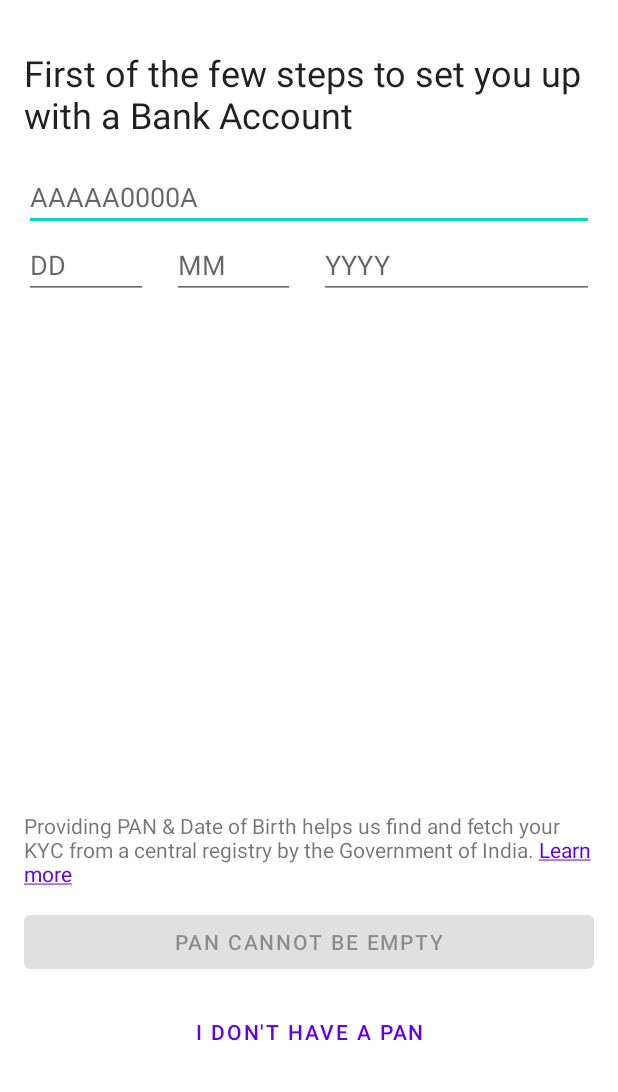
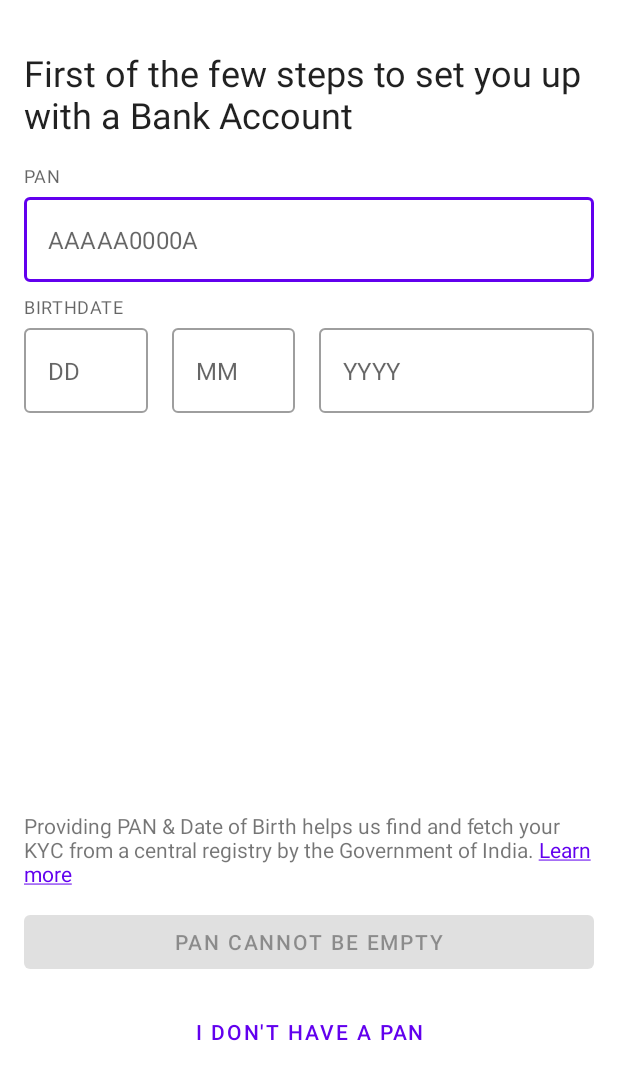
Before and after one commit to karthik-interview/epiFi-pan-confirmation, an Android app: the screen it shows after launch (PanVerificationActivity), on a phone screen of 412 x 824 dp, the part 144-1236 px from its top. Run offline under Robolectric (Android 15) with nearby library versions, the phone set to English and light mode, and no system bars; our stand-ins replace Dagger/Hilt's generated code, data binding; libraries missing offline, so code that uses them is left out: me.saket.bettermovementmethod; 5 statements that could not run were skipped.

Commit message:
Updated fields with TextInputLayout and static label

```diff
--- a/app/src/main/java/dev/thedukerchip/epifipan/ui/pan/PanVerificationActivity.kt
+++ b/app/src/main/java/dev/thedukerchip/epifipan/ui/pan/PanVerificationActivity.kt
@@ -57,12 +57,12 @@ class PanVerificationActivity : AppCompatActivity() {
         // TODO Unable to edit the value once mask is filled - For all edt
         binding.panEdt.setupMaskedInput("[AAAAA0000A]") { maskFilled, _, _ ->
             if (maskFilled) {
-                binding.dayEdt.requestFocus()
+                binding.dateEdt.requestFocus()
             }
             viewModel.processEvents(PanVerificationEvent.ValueChanged)
         }
 
-        binding.dayEdt.setupMaskedInput("[00]") { maskFilled, _, _ ->
+        binding.dateEdt.setupMaskedInput("[00]") { maskFilled, _, _ ->
             if (maskFilled) {
                 binding.monthEdt.requestFocus()
             }
--- a/app/src/main/res/layout/activity_pan_verification.xml
+++ b/app/src/main/res/layout/activity_pan_verification.xml
@@ -41,58 +41,124 @@
             app:layout_constraintStart_toStartOf="@id/guideline_start"
             app:layout_constraintTop_toBottomOf="@id/app_logo_imv" />
 
-        <com.google.android.material.textfield.TextInputEditText
-            android:id="@+id/pan_edt"
+        <TextView
+            android:id="@+id/pan_label_tv"
             android:layout_width="0dp"
             android:layout_height="wrap_content"
             android:layout_marginTop="@dimen/pan_form_marginTop"
-            android:hint="@string/hint_pan"
-            android:inputType="textCapCharacters"
-            android:text="@={form.pan}"
+            android:text="@string/label_pan"
+            android:textAppearance="@style/TextAppearance.MaterialComponents.Caption"
             app:layout_constraintEnd_toEndOf="@id/guideline_end"
             app:layout_constraintStart_toStartOf="@id/guideline_start"
             app:layout_constraintTop_toBottomOf="@id/instruction_tv" />
 
+
+        <com.google.android.material.textfield.TextInputLayout
+            android:id="@+id/pan_input_layout"
+            style="@style/Widget.MaterialComponents.TextInputLayout.OutlinedBox"
+            android:layout_width="0dp"
+            android:layout_height="wrap_content"
+            android:layout_marginTop="@dimen/pan_form_label_spacing"
+            app:hintEnabled="false"
+            app:layout_constraintEnd_toEndOf="@id/guideline_end"
+            app:layout_constraintStart_toStartOf="@id/guideline_start"
+            app:layout_constraintTop_toBottomOf="@id/pan_label_tv">
+
             <com.google.android.material.textfield.TextInputEditText
-            android:id="@+id/day_edt"
+                android:id="@+id/pan_edt"
+                android:layout_width="match_parent"
+                android:layout_height="wrap_content"
+                android:hint="@string/hint_pan"
+                android:inputType="textCapCharacters"
+                android:text="@={form.pan}" />
+        </com.google.android.material.textfield.TextInputLayout>
+
+
+        <Space
+            android:id="@+id/birthdate_guideline"
+            android:layout_width="match_parent"
+            android:layout_height="@dimen/pan_form_inter_spacing"
+            app:layout_constraintTop_toBottomOf="@id/pan_input_layout" />
+
+        <TextView
+            android:id="@+id/birthdate_label_tv"
             android:layout_width="0dp"
+            android:layout_height="wrap_content"
+            android:text="@string/label_birthdate"
+            android:textAllCaps="true"
+            android:textAppearance="@style/TextAppearance.MaterialComponents.Caption"
+            app:layout_constraintEnd_toEndOf="@id/guideline_end"
+            app:layout_constraintStart_toStartOf="@id/guideline_start"
+            app:layout_constraintTop_toBottomOf="@id/birthdate_guideline" />
+
+        <com.google.android.material.textfield.TextInputLayout
+            android:id="@+id/date_input_layout"
+            style="@style/Widget.MaterialComponents.TextInputLayout.OutlinedBox"
+            android:layout_width="0dp"
+            android:layout_height="wrap_content"
+            android:layout_marginTop="@dimen/pan_form_label_spacing"
+            app:hintEnabled="false"
+            app:layout_constraintStart_toStartOf="@id/guideline_start"
+            app:layout_constraintTop_toBottomOf="@id/birthdate_label_tv"
+            app:layout_constraintWidth_percent=".2">
+
+            <com.google.android.material.textfield.TextInputEditText
+                android:id="@+id/date_edt"
+                android:layout_width="match_parent"
                 android:layout_height="wrap_content"
                 android:hint="@string/hint_day"
                 android:imeOptions="actionNext"
                 android:inputType="number"
                 android:maxLength="@integer/day_input_max_length"
-            android:text="@={form.birthDate.day}"
-            app:layout_constraintStart_toStartOf="@id/guideline_start"
-            app:layout_constraintTop_toBottomOf="@id/pan_edt"
-            app:layout_constraintWidth_percent=".2" />
+                android:text="@={form.birthDate.day}" />
+        </com.google.android.material.textfield.TextInputLayout>
+
+
+        <com.google.android.material.textfield.TextInputLayout
+            android:id="@+id/month_input_layout"
+            style="@style/Widget.MaterialComponents.TextInputLayout.OutlinedBox"
+            android:layout_width="0dp"
+            android:layout_height="wrap_content"
+            android:layout_marginStart="@dimen/pan_input_inter_spacing"
+            app:hintEnabled="false"
+            app:layout_constraintStart_toEndOf="@id/date_input_layout"
+            app:layout_constraintTop_toTopOf="@id/date_input_layout"
+            app:layout_constraintWidth_percent=".2">
 
             <com.google.android.material.textfield.TextInputEditText
                 android:id="@+id/month_edt"
-            android:layout_width="0dp"
+                android:layout_width="match_parent"
                 android:layout_height="wrap_content"
-            android:layout_marginStart="@dimen/pan_input_inter_spacing"
                 android:hint="@string/hint_month"
                 android:imeOptions="actionNext"
                 android:inputType="number"
                 android:maxLength="@integer/month_input_max_length"
-            android:text="@={form.birthDate.month}"
-            app:layout_constraintStart_toEndOf="@id/day_edt"
-            app:layout_constraintTop_toBottomOf="@id/pan_edt"
-            app:layout_constraintWidth_percent=".2" />
+                android:text="@={form.birthDate.month}" />
+        </com.google.android.material.textfield.TextInputLayout>
+
+        <com.google.android.material.textfield.TextInputLayout
+            android:id="@+id/year_input_layout"
+            style="@style/Widget.MaterialComponents.TextInputLayout.OutlinedBox"
+            android:layout_width="0dp"
+            android:layout_height="wrap_content"
+            android:layout_marginStart="@dimen/pan_input_inter_spacing"
+            app:hintEnabled="false"
+            app:layout_constraintEnd_toEndOf="@id/guideline_end"
+            app:layout_constraintStart_toEndOf="@id/month_input_layout"
+            app:layout_constraintTop_toTopOf="@id/date_input_layout">
 
             <com.google.android.material.textfield.TextInputEditText
                 android:id="@+id/year_edt"
-            android:layout_width="0dp"
+                android:layout_width="match_parent"
                 android:layout_height="wrap_content"
-            android:layout_marginStart="@dimen/pan_input_inter_spacing"
+
                 android:hint="@string/hint_year"
                 android:imeOptions="actionDone"
                 android:inputType="number"
                 android:maxLength="@integer/year_input_max_length"
-            android:text="@={form.birthDate.year}"
-            app:layout_constraintEnd_toEndOf="@id/guideline_end"
-            app:layout_constraintStart_toEndOf="@id/month_edt"
-            app:layout_constraintTop_toBottomOf="@id/pan_edt" />
+                android:text="@={form.birthDate.year}" />
+        </com.google.android.material.textfield.TextInputLayout>
+
 
         <TextView
             android:id="@+id/form_info_tv"
--- a/app/src/main/res/values-night/themes.xml
+++ b/app/src/main/res/values-night/themes.xml
@@ -12,5 +12,8 @@
         <!-- Status bar color. -->
         <item name="android:statusBarColor" tools:targetApi="l">?attr/colorPrimaryVariant</item>
         <!-- Customize your theme here. -->
+
+        <item name="textInputStyle">@style/Widget.MaterialComponents.TextInputLayout.OutlinedBox
+        </item>
     </style>
 </resources>
--- a/app/src/main/res/values/dimens.xml
+++ b/app/src/main/res/values/dimens.xml
@@ -11,4 +11,6 @@
     <dimen name="pan_bottom_elements_inter_spacing">12dp</dimen>
     <dimen name="pan_instruction_marginTop">32dp</dimen>
     <dimen name="pan_form_marginTop">16dp</dimen>
+    <dimen name="pan_form_inter_spacing">8dp</dimen>
+    <dimen name="pan_form_label_spacing">6dp</dimen>
 </resources>
--- a/app/src/main/res/values/strings.xml
+++ b/app/src/main/res/values/strings.xml
@@ -12,6 +12,9 @@
     <string name="hint_month">MM</string>
     <string name="hint_year">YYYY</string>
 
+    <string name="label_pan">PAN</string>
+    <string name="label_birthdate">Birthdate</string>
+
     <string name="action_next">Next</string>
     <string name="action_no_pan">I don\'t have a PAN</string>
 
```
Lines whose indentation alone changed are shown as unchanged.
